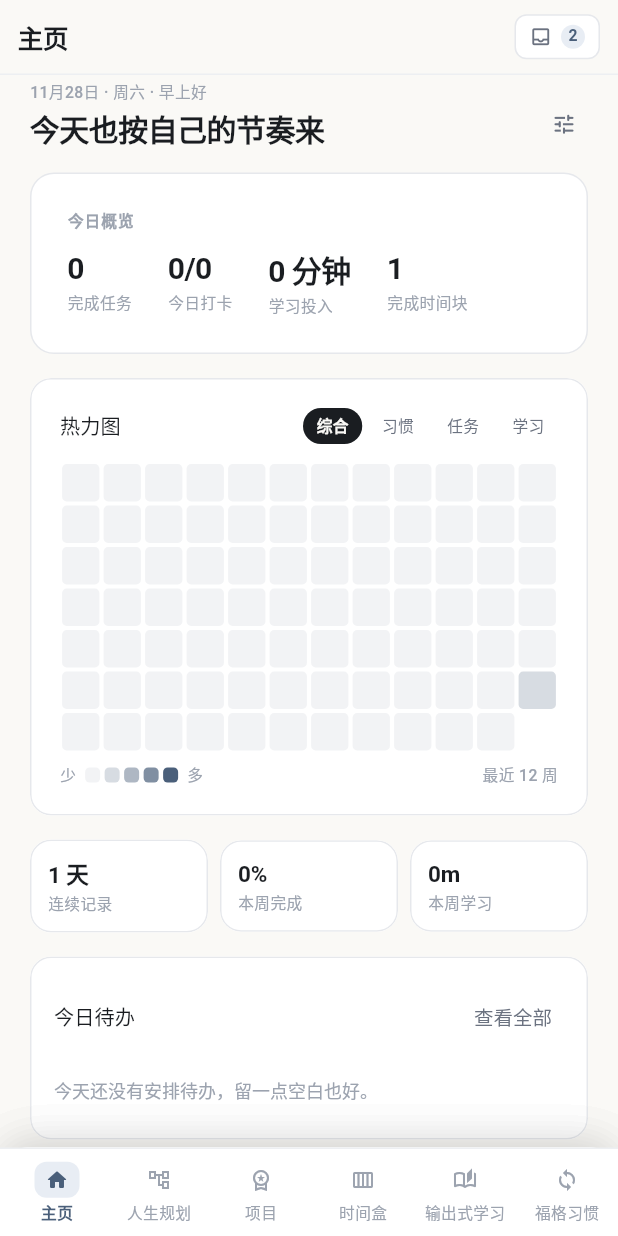
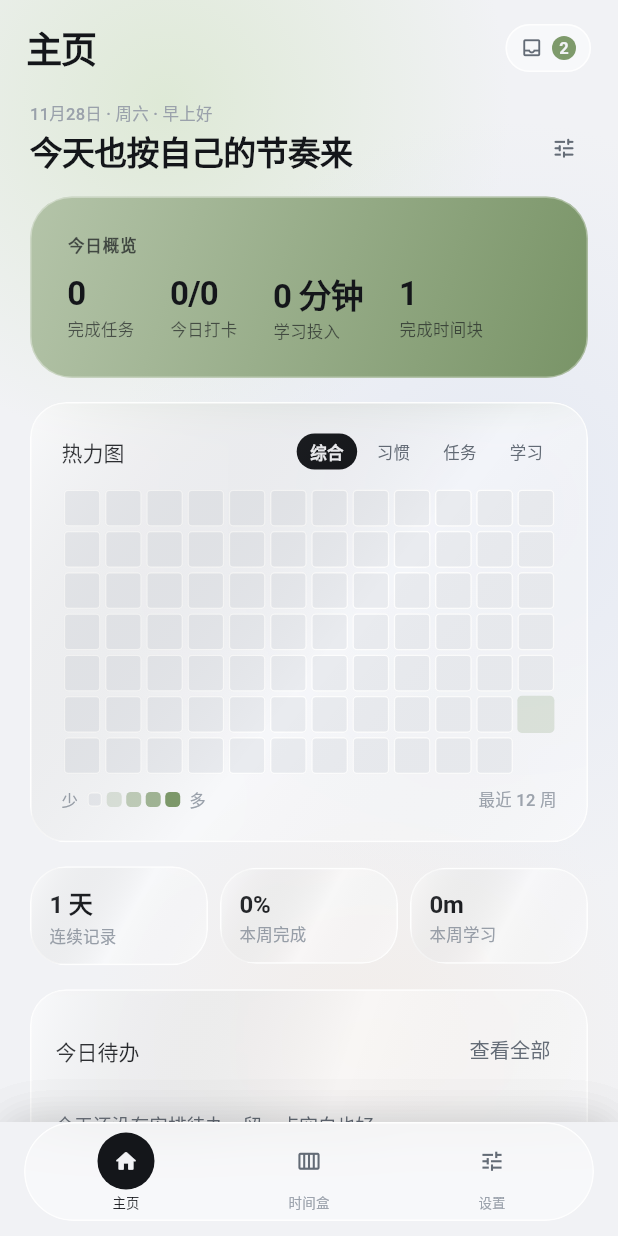
Before and after one commit to Fandecade/life-plan, a Flutter app: the screen it shows after launch, on a phone screen of 412 x 824 dp. Run offline on Flutter 3.47's test engine with Material 3 defaults, Android fonts, the phone set to English and light mode, and no system bars; our stand-ins replace file_picker, flutter_local_notifications, flutter_timezone, hive, hive_flutter, timezone; accounts and stored records are empty.

Commit message:
feat: 移除经典主题，新增可换色的简洁无玻璃主题，默认使用新版玻璃风格

```diff
--- a/lib/app/app.dart
+++ b/lib/app/app.dart
@@ -46,11 +46,15 @@ class LifePlannerApp extends StatelessWidget {
         Provider<ReminderService>.value(value: bootstrap.reminders),
         Provider<NotificationService>.value(value: bootstrap.notifications),
         ChangeNotifierProvider<ModuleRegistry>.value(value: bootstrap.modules),
-        ChangeNotifierProvider<VisionRepository>.value(value: bootstrap.visions),
+        ChangeNotifierProvider<VisionRepository>.value(
+          value: bootstrap.visions,
+        ),
         ChangeNotifierProvider<CapabilityRepository>.value(
           value: bootstrap.capabilities,
         ),
-        ChangeNotifierProvider<ActionItemRepository>.value(value: bootstrap.actions),
+        ChangeNotifierProvider<ActionItemRepository>.value(
+          value: bootstrap.actions,
+        ),
         ChangeNotifierProvider<TimeBlockRepository>.value(
           value: bootstrap.timeBlocks,
         ),
@@ -97,28 +101,29 @@ class LifePlannerApp extends StatelessWidget {
         ChangeNotifierProvider<UiController>(create: (_) => UiController()),
       ],
       child: Consumer2<ThemeController, UiStyleController>(
-        builder: (
+        builder:
+            (
               BuildContext context,
               ThemeController theme,
               UiStyleController uiStyle,
               Widget? child,
             ) {
-          final bool refresh = uiStyle.style == AppUiStyle.refresh;
+              final bool glassStyle = uiStyle.style == AppUiStyle.refresh;
               return MaterialApp(
                 title: '人生规划',
                 debugShowCheckedModeBanner: false,
-            theme: refresh
+                theme: glassStyle
                     ? AppTheme.refreshLight(
                         uiStyle.accent,
                         glassEnabled: uiStyle.glassEnabled,
                       )
-                : AppTheme.light(),
-            darkTheme: refresh
+                    : AppTheme.flatLight(uiStyle.accent),
+                darkTheme: glassStyle
                     ? AppTheme.refreshDark(
                         uiStyle.accent,
                         glassEnabled: uiStyle.glassEnabled,
                       )
-                : AppTheme.dark(),
+                    : AppTheme.flatDark(uiStyle.accent),
                 themeMode: theme.mode,
                 themeAnimationDuration: const Duration(milliseconds: 260),
                 themeAnimationCurve: Curves.easeOutCubic,
--- a/lib/app/shell/app_shell.dart
+++ b/lib/app/shell/app_shell.dart
@@ -15,7 +15,7 @@ import '../../core/state/ui_controller.dart';
 import '../../modules/home/home_page.dart';
 import '../router/module_routes.dart';
 import '../theme/app_colors.dart';
-import '../theme/ui_style.dart';
+
 import 'app_drawer.dart';
 import 'desktop_side_nav.dart';
 import 'detail_drawer.dart';
@@ -41,7 +41,6 @@ class _AppShellState extends State<AppShell> with WidgetsBindingObserver {
   Timer? _bannerTimer;
   final Queue<ReminderEvent> _pendingReminders = Queue<ReminderEvent>();
   ReminderEvent? _currentReminder;
-
 
   @override
   void initState() {
@@ -79,7 +78,8 @@ class _AppShellState extends State<AppShell> with WidgetsBindingObserver {
 
   Future<void> _ensureNotifications() async {
     if (!mounted) return;
-    final NotificationService notifications = context.read<NotificationService>();
+    final NotificationService notifications = context
+        .read<NotificationService>();
     notifications.onIntent = _handleNotificationIntent;
     await notifications.initialize();
     if (!mounted) return;
@@ -195,8 +195,9 @@ class _AppShellState extends State<AppShell> with WidgetsBindingObserver {
     final List<AppModuleDescriptor> modules = registry.enabled;
     final HomeSettings homeSettings = context.watch<HomeSettings>();
 
-    AppModuleDescriptor? current =
-        ui.currentRoute == AppRoutes.home ? homeDescriptor : null;
+    AppModuleDescriptor? current = ui.currentRoute == AppRoutes.home
+        ? homeDescriptor
+        : null;
     if (current == null) {
       for (final AppModuleDescriptor module in modules) {
         if (module.routeName == ui.currentRoute) {
@@ -224,8 +225,7 @@ class _AppShellState extends State<AppShell> with WidgetsBindingObserver {
         if (module.id == id &&
             module.routeName != AppRoutes.settings &&
             !navItems.any(
-              (AppModuleDescriptor item) =>
-                  item.routeName == module.routeName,
+              (AppModuleDescriptor item) => item.routeName == module.routeName,
             )) {
           navItems.add(module);
           break;
@@ -266,7 +266,6 @@ class _AppShellState extends State<AppShell> with WidgetsBindingObserver {
                 ui.closeOverlays();
               },
               child: Scaffold(
-
                 backgroundColor: palette.background,
                 drawer: isDesktop
                     ? null
@@ -276,8 +275,9 @@ class _AppShellState extends State<AppShell> with WidgetsBindingObserver {
                         onSelect: ui.setRoute,
                       ),
                 // 手机端扩大抽屉拉出热区：左半屏任意位置向右滑都能拉出菜单（不支持桌面端）。
-                drawerEdgeDragWidth:
-                    isDesktop ? null : constraints.maxWidth * 0.5,
+                drawerEdgeDragWidth: isDesktop
+                    ? null
+                    : constraints.maxWidth * 0.5,
                 drawerEnableOpenDragGesture: !isDesktop,
                 body: GlassBackground(
                   child: Stack(
@@ -306,7 +306,8 @@ class _AppShellState extends State<AppShell> with WidgetsBindingObserver {
                                       isDesktop: isDesktop,
                                       onTitleTap: isDesktop
                                           ? null
-                                        : () => Scaffold.of(context)
+                                          : () =>
+                                                Scaffold.of(context)
                                                     .openDrawer(),
                                     ),
                                   ),
@@ -352,7 +353,8 @@ class _AppShellState extends State<AppShell> with WidgetsBindingObserver {
                       ),
                       if (_currentReminder != null)
                         Positioned(
-                        top: MediaQuery.paddingOf(context).top +
+                          top:
+                              MediaQuery.paddingOf(context).top +
                               (isDesktop ? 62 : 56),
                           right: isDesktop ? 24 : 12,
                           left: isDesktop ? null : 12,
@@ -375,12 +377,9 @@ class _AppShellState extends State<AppShell> with WidgetsBindingObserver {
                 bottomNavigationBar: isDesktop
                     ? null
                     : MobileBottomNav(
-                        modules: palette.style == AppUiStyle.refresh
+                        modules: context.isModernStyle
                             ? navItems
-                            : <AppModuleDescriptor>[
-                                homeDescriptor,
-                                ...modules,
-                              ],
+                            : <AppModuleDescriptor>[homeDescriptor, ...modules],
                         currentRoute: ui.currentRoute,
                         onSelect: ui.setRoute,
                       ),
--- a/lib/app/shell/glass_background.dart
+++ b/lib/app/shell/glass_background.dart
@@ -1,7 +1,6 @@
 import 'package:flutter/material.dart';
 
 import '../theme/app_colors.dart';
-import '../theme/ui_style.dart';
 
 /// 新版背景：冷调底 + 三枚环境光斑；经典版原样返回。
 class GlassBackground extends StatelessWidget {
@@ -12,7 +11,7 @@ class GlassBackground extends StatelessWidget {
   @override
   Widget build(BuildContext context) {
     final AppPalette palette = context.palette;
-    if (palette.style != AppUiStyle.refresh) return child;
+    if (!context.isModernStyle) return child;
 
     return Stack(
       children: <Widget>[
--- a/lib/app/shell/mobile_bottom_nav.dart
+++ b/lib/app/shell/mobile_bottom_nav.dart
@@ -5,7 +5,6 @@ import 'package:flutter/material.dart';
 import '../../core/plugin/app_module_descriptor.dart';
 import '../theme/app_colors.dart';
 import '../theme/app_theme.dart';
-import '../theme/ui_style.dart';
 
 /// 移动端底部导航：经典版为贴底通栏；新版为悬浮玻璃胶囊（5 主项 + 更多）。
 class MobileBottomNav extends StatelessWidget {
@@ -23,7 +22,7 @@ class MobileBottomNav extends StatelessWidget {
   @override
   Widget build(BuildContext context) {
     final AppPalette palette = context.palette;
-    if (palette.style != AppUiStyle.refresh) {
+    if (!context.isModernStyle) {
       return _buildClassic(context, palette);
     }
 
@@ -96,7 +95,6 @@ class MobileBottomNav extends StatelessWidget {
       ),
     );
   }
-
 }
 
 class _RefreshItem extends StatelessWidget {
@@ -153,7 +151,6 @@ class _RefreshItem extends StatelessWidget {
   }
 }
 
-
 class _MobileItem extends StatelessWidget {
   const _MobileItem({
     required this.module,
--- a/lib/app/shell/top_bar.dart
+++ b/lib/app/shell/top_bar.dart
@@ -7,7 +7,6 @@ import '../../core/state/ui_controller.dart';
 import '../router/module_routes.dart';
 import '../theme/app_colors.dart';
 import '../theme/app_theme.dart';
-import '../theme/ui_style.dart';
 
 /// 顶栏：左侧模块标题，最右侧为任务池；时间盒时安排记录紧挨在任务池左侧。
 class TopBar extends StatelessWidget {
@@ -45,7 +44,10 @@ class TopBar extends StatelessWidget {
   Widget build(BuildContext context) {
     final AppPalette palette = context.palette;
     final UiController ui = context.watch<UiController>();
-    final int inboxCount = context.watch<ActionItemRepository>().inboxItems.length;
+    final int inboxCount = context
+        .watch<ActionItemRepository>()
+        .inboxItems
+        .length;
     final int scheduledCount = context
         .watch<TimeBlockRepository>()
         .all
@@ -97,9 +99,7 @@ class TopBar extends StatelessWidget {
       child: Row(
         children: <Widget>[
           // 标题撑满剩余空间，让任务池/安排记录始终贴住顶部栏最右侧。
-          Expanded(
-            child: _wrapTitle(context, context.texts.titleLarge),
-          ),
+          Expanded(child: _wrapTitle(context, context.texts.titleLarge)),
           if (ui.currentRoute == AppRoutes.timeBox) ...<Widget>[
             _ScheduleTrigger(
               count: scheduledCount,
@@ -189,7 +189,7 @@ class _TriggerShell extends StatelessWidget {
   @override
   Widget build(BuildContext context) {
     final AppPalette palette = context.palette;
-    final bool refresh = palette.style == AppUiStyle.refresh;
+    final bool refresh = context.isModernStyle;
     return InkWell(
       onTap: onTap,
       borderRadius: BorderRadius.circular(
--- a/lib/app/theme/ui_style.dart
+++ b/lib/app/theme/ui_style.dart
@@ -1,7 +1,7 @@
 import 'package:flutter/material.dart';
 
-/// 界面风格：经典（保留）与新版（玻璃质感）。
-enum AppUiStyle { classic, refresh }
+/// 界面风格：新版玻璃质感与新版无玻璃（简洁）。
+enum AppUiStyle { refresh, flat }
 
 /// 人生规划模块的视图样式：图谱画布与卡片故事流。
 enum VisionViewMode { map, board }
--- a/lib/core/state/ui_style_controller.dart
+++ b/lib/core/state/ui_style_controller.dart
@@ -3,7 +3,7 @@ import 'package:hive/hive.dart';
 
 import '../../app/theme/ui_style.dart';
 
-/// 界面风格偏好：经典/新版、新版主题色、是否启用玻璃模糊。
+/// 界面风格偏好：新版玻璃 / 简洁无玻璃、主题色、是否启用玻璃模糊。
 class UiStyleController extends ChangeNotifier {
   UiStyleController(this._settings) {
     _style = _readStyle();
@@ -18,7 +18,7 @@ class UiStyleController extends ChangeNotifier {
   static const String _visionViewKey = 'app.ui.visionView';
 
   final Box<dynamic> _settings;
-  AppUiStyle _style = AppUiStyle.classic;
+  AppUiStyle _style = AppUiStyle.refresh;
   AppAccentTheme _accent = AppAccentTheme.sage;
   bool _glassEnabled = true;
   VisionViewMode _visionView = VisionViewMode.map;
@@ -32,6 +32,8 @@ class UiStyleController extends ChangeNotifier {
   VisionViewMode get visionView => _visionView;
 
   bool get isRefresh => _style == AppUiStyle.refresh;
+
+  bool get isFlat => _style == AppUiStyle.flat;
 
   Future<void> setStyle(AppUiStyle value) async {
     if (_style == value) return;
@@ -67,8 +69,10 @@ class UiStyleController extends ChangeNotifier {
       for (final AppUiStyle value in AppUiStyle.values) {
         if (value.name == stored) return value;
       }
+      // 旧版「经典」已下线，迁移为新版无玻璃风格。
+      if (stored == 'classic') return AppUiStyle.flat;
     }
-    return AppUiStyle.classic;
+    return AppUiStyle.refresh;
   }
 
   AppAccentTheme _readAccent() {
--- a/lib/core/widgets/app_card.dart
+++ b/lib/core/widgets/app_card.dart
@@ -4,7 +4,6 @@ import 'package:flutter/material.dart';
 
 import '../../app/theme/app_colors.dart';
 import '../../app/theme/app_theme.dart';
-import '../../app/theme/ui_style.dart';
 
 /// 卡片：经典版为纯色 + 微边框；新版为磨砂玻璃 + 高光描边 + 大圆角。
 class AppCard extends StatelessWidget {
@@ -32,7 +31,7 @@ class AppCard extends StatelessWidget {
   @override
   Widget build(BuildContext context) {
     final AppPalette palette = context.palette;
-    if (palette.style == AppUiStyle.refresh) {
+    if (context.isModernStyle) {
       return _buildGlass(context, palette);
     }
 
@@ -50,11 +49,7 @@ class AppCard extends StatelessWidget {
         clipBehavior: clip ? Clip.antiAlias : Clip.none,
         child: onTap == null
             ? content
-            : InkWell(
-                onTap: onTap,
-                borderRadius: borderRadius,
-                child: content,
-              ),
+            : InkWell(onTap: onTap, borderRadius: borderRadius, child: content),
       ),
     );
   }
@@ -67,7 +62,8 @@ class AppCard extends StatelessWidget {
 
     Widget body = Container(
       decoration: BoxDecoration(
-        color: background ??
+        color:
+            background ??
             (palette.glassEnabled ? palette.glass : palette.surface),
         borderRadius: borderRadius,
         border: Border.all(color: borderColor ?? palette.glassBorder),
@@ -158,7 +154,7 @@ class AppFeatureCard extends StatelessWidget {
   @override
   Widget build(BuildContext context) {
     final AppPalette palette = context.palette;
-    if (palette.style != AppUiStyle.refresh) {
+    if (!context.isModernStyle) {
       return AppCard(
         padding: padding,
         child: Column(
--- a/lib/modules/settings/settings_page.dart
+++ b/lib/modules/settings/settings_page.dart
@@ -56,7 +56,7 @@ class SettingsPage extends StatelessWidget {
       _SettingsEntryData(
         icon: Icons.palette_outlined,
         title: '界面风格',
-        summary: ui.isRefresh ? '新版 · ${ui.accent.label}' : '经典',
+        summary: '${ui.isRefresh ? '新版' : '简洁'} · ${ui.accent.label}',
         builder: () => const InterfaceStyleSettingsPage(),
       ),
       _SettingsEntryData(
```
Also changed, not shown: lib/app/shell/desktop_side_nav.dart (+18 -11 lines), lib/app/theme/app_colors.dart (+41 -2 lines), lib/app/theme/app_theme.dart (+38 -16 lines), lib/modules/settings/settings_style_pages.dart (+7 -12 lines), 4 other files. Lines whose indentation alone changed are shown as unchanged.
